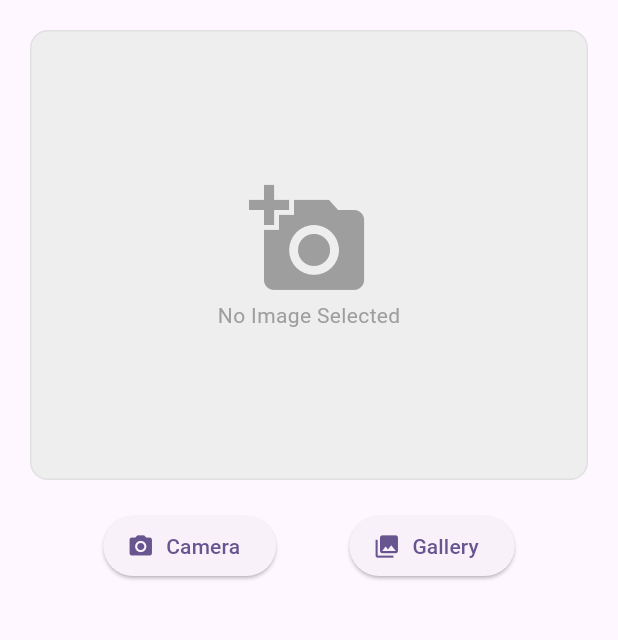
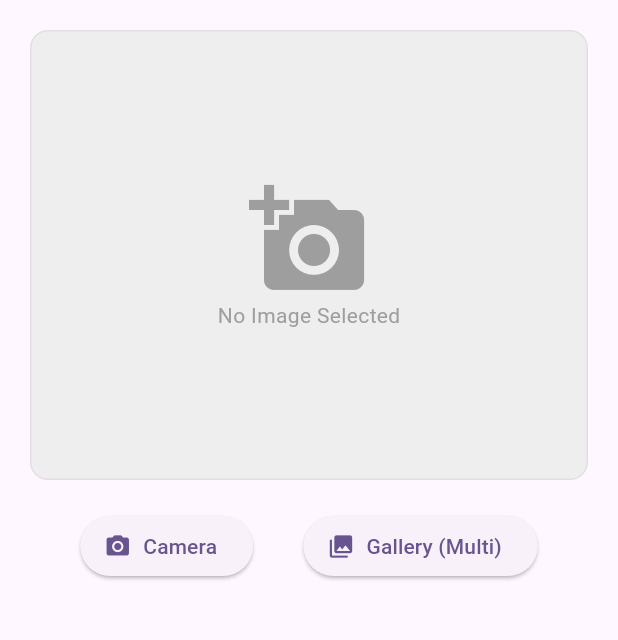
Before and after one commit to birolev/yoaron-inventory-manager, a Flutter app: the screen it shows once a user with an empty profile is signed in, on a phone screen of 412 x 824 dp, the part 84-724 px from its top. Run offline on Flutter 3.47's test engine with Material 3 defaults, Android fonts, the light colour scheme and no system bars; our stand-ins replace flutter_dotenv, image_picker, supabase_flutter; accounts and stored records are empty; network calls fail.

Commit message:
batch upload working

```diff
--- a/lib/app.dart
+++ b/lib/app.dart
@@ -9,7 +9,7 @@ class YoaronApp extends StatelessWidget {
 
   @override
   Widget build(BuildContext context) {
-    print("YOARON BUILD");
+    print("YOARON BUILD2");
     return MaterialApp(
       title: 'Inventory Manager',
       debugShowCheckedModeBanner: false,
--- a/lib/models/batch_image_queue.dart
+++ b/lib/models/batch_image_queue.dart
@@ -0,0 +1,39 @@
+import 'package:image_picker/image_picker.dart';
+
+
+class QueueItem{
+  final XFile image;
+  Map<String, dynamic>? aiResult;
+
+  bool isAnalyzing = false;
+  bool isReady = false;
+  QueueItem(this.image);
+}
+
+class BatchImageQueue {
+  final List<QueueItem> items;
+
+  int currentIndex = 0;
+
+  BatchImageQueue(this.items);
+
+  bool get hasNext =>
+      currentIndex < items.length;
+
+  QueueItem get current =>
+      items[currentIndex];
+
+  int get total =>
+      items.length;
+
+  int get currentNumber =>
+      currentIndex + 1;
+
+  void moveNext() {
+    currentIndex++;
+  }
+
+  void reset() {
+    currentIndex = 0;
+  }
+}
--- a/lib/screens/inventory_intake_screen.dart
+++ b/lib/screens/inventory_intake_screen.dart
@@ -7,8 +7,7 @@ import 'package:http/http.dart' as http;
 import 'package:image_picker/image_picker.dart';
 import 'package:supabase_flutter/supabase_flutter.dart';
 import 'package:yoaron_app/constants/categories.dart';
-
-
+import 'package:yoaron_app/models/batch_image_queue.dart';
 
 import 'inventory_list_screen.dart';
 import 'search_screen.dart';
@@ -21,11 +20,10 @@ class InventoryScreen extends StatefulWidget {
 }
 
 class _InventoryScreenState extends State<InventoryScreen> {
-  File? _selectedImage;
-
+  BatchImageQueue? _queue;
   final ImagePicker _picker = ImagePicker();
 
-  bool _isLoading = false;
+  bool _isUploading = false; // Used for final Supabase upload
   bool _isEditing = false;
 
   final TextEditingController _nameController = TextEditingController();
@@ -50,46 +48,76 @@ class _InventoryScreenState extends State<InventoryScreen> {
     super.dispose();
   }
 
-  Future<void> _pickImage(ImageSource source) async {
+  // --- Image Picking ---
+
+  Future<void> _pickSingleImageCamera() async {
     try {
       final XFile? pickedFile = await _picker.pickImage(
-        source: source,
+        source: ImageSource.camera,
         imageQuality: 70,
         maxWidth: 1000,
       );
 
       if (pickedFile != null) {
-        setState(() {
-          _selectedImage = File(pickedFile.path);
-          _isEditing = false;
-        });
+        _initializeQueue([pickedFile]);
       }
     } catch (e) {
-      _showSnackBar(
-        'Error picking image: $e',
-        isError: true,
-      );
+      _showSnackBar('Error picking image: $e', isError: true);
     }
   }
 
-  Future<void> _analyzeWithGemini() async {
-    if (_selectedImage == null) return;
+  Future<void> _pickGalleryImages() async {
+    try {
+      final List<XFile> pickedFiles = await _picker.pickMultiImage(
+        imageQuality: 70,
+        maxWidth: 1000,
+      );
 
-    setState(() => _isLoading = true);
+      if (pickedFiles.isNotEmpty) {
+        _initializeQueue(pickedFiles);
+      }
+    } catch (e) {
+      _showSnackBar('Error picking images: $e', isError: true);
+    }
+  }
+
+  void _initializeQueue(List<XFile> files) {
+    setState(() {
+      _queue = BatchImageQueue(files.map((f) => QueueItem(f)).toList());
+      _isEditing = false;
+    });
+    _startBackgroundAnalysis();
+  }
+
+  // --- AI Background Processing ---
+
+  Future<void> _startBackgroundAnalysis() async {
+    if (_queue == null) return;
+
+    // Process all items in the background
+    for (var item in _queue!.items) {
+      if (!item.isReady && !item.isAnalyzing) {
+        await _analyzeItem(item);
+      }
+    }
+  }
+
+  Future<void> _analyzeItem(QueueItem item) async {
+    item.isAnalyzing = true;
+    if (_queue?.current == item && mounted) {
+      setState(() {}); // Rebuild to show spinner if it's the current item
+    }
 
     try {
-      final imageBytes = await _selectedImage!.readAsBytes();
+      final imageBytes = await item.image.readAsBytes();
       final base64Image = base64Encode(imageBytes);
-
       final geminiKey = dotenv.env['GEMINI_API_KEY']!;
 
       final response = await http.post(
         Uri.parse(
           'https://generativelanguage.googleapis.com/v1beta/models/gemini-3.1-flash-lite-preview:generateContent?key=$geminiKey',
         ),
-        headers: {
-          'Content-Type': 'application/json',
-        },
+        headers: {'Content-Type': 'application/json'},
         body: jsonEncode({
           "contents": [
             {
@@ -118,10 +146,31 @@ class _InventoryScreenState extends State<InventoryScreen> {
       }
 
       final data = jsonDecode(response.body);
-
       final aiResult = jsonDecode(
         data['candidates'][0]['content']['parts'][0]['text'],
       );
+
+      item.aiResult = aiResult;
+    } catch (e) {
+      _showSnackBar('AI Error on an image: $e', isError: true);
+      // Even if it fails, mark as ready so user can manually fill it out
+      item.aiResult = {};
+    } finally {
+      item.isAnalyzing = false;
+      item.isReady = true;
+
+      // If the user is currently looking at this item, populate the form
+      if (mounted && _queue?.current == item) {
+        _populateControllers(item);
+      } else if (mounted) {
+        setState(() {}); // Silent rebuild to update background progress indicators if needed
+      }
+    }
+  }
+
+  void _populateControllers(QueueItem item) {
+    if (item.aiResult == null) return;
+    final aiResult = item.aiResult!;
 
     setState(() {
       _nameController.text = aiResult['name'] ?? "";
@@ -132,32 +181,28 @@ class _InventoryScreenState extends State<InventoryScreen> {
       _sizeController.text = aiResult['size'] ?? "";
       _conditionController.text = aiResult['condition'] ?? "";
 
-        _selectedCategory =
-            clothingCategories.contains(aiResult['category'])
+      _selectedCategory = clothingCategories.contains(aiResult['category'])
           ? aiResult['category']
           : clothingCategories.first;
 
       _isEditing = true;
-        _isLoading = false;
     });
-    } catch (e) {
-      setState(() => _isLoading = false);
+  }
 
-      _showSnackBar(
-        'AI Error: $e',
-        isError: true,
-      );
-    }
-  }
+  // --- Uploading and Queue Management ---
+
   Future<void> _finalUpload() async {
-    setState(() => _isLoading = true);
+    if (_queue == null) return;
+    setState(() => _isUploading = true);
 
     try {
+      final currentItem = _queue!.current;
       final fileName = '${DateTime.now().millisecondsSinceEpoch}.jpg';
+      final file = File(currentItem.image.path);
 
       await Supabase.instance.client.storage
           .from('clothes-images')
-          .upload(fileName, _selectedImage!);
+          .upload(fileName, file);
 
       final imageUrl = Supabase.instance.client.storage
           .from('clothes-images')
@@ -177,77 +222,91 @@ class _InventoryScreenState extends State<InventoryScreen> {
       });
 
       _showSnackBar('Item successfully saved to inventory!');
+      _moveToNextItemInQueue();
+    } catch (e) {
+      setState(() => _isUploading = false);
+      _showSnackBar('Save Error: $e', isError: true);
+    }
+  }
+
+  void _moveToNextItemInQueue() {
+    _nameController.clear();
+    _brandController.clear();
+    _priceController.clear();
+    _colorController.clear();
+    _patternController.clear();
+    _sizeController.clear();
+    _conditionController.clear();
+    _selectedCategory = null;
+    _isEditing = false;
+    _isUploading = false;
 
     setState(() {
+      _queue!.moveNext();
+      if (!_queue!.hasNext) {
+        _queue = null; // Finished batch
+      } else {
+        // If the next item has already finished processing in the background, load it instantly!
+        if (_queue!.current.isReady) {
+          _populateControllers(_queue!.current);
+        }
+      }
+    });
+  }
+
+  void _discardCurrentItem() {
+    _moveToNextItemInQueue();
+  }
+
+  void _cancelEntireBatch() {
+    setState(() {
+      _queue = null;
       _isEditing = false;
-        _selectedImage = null;
-        _isLoading = false;
-
+      _isUploading = false;
       _nameController.clear();
       _brandController.clear();
       _priceController.clear();
     });
-    } catch (e) {
-      setState(() => _isLoading = false);
-
-      _showSnackBar(
-        'Save Error: $e',
-        isError: true,
-      );
-    }
   }
 
-  void _showSnackBar(
-    String message, {
-    bool isError = false,
-  }) {
+  void _showSnackBar(String message, {bool isError = false}) {
     if (!mounted) return;
-
     ScaffoldMessenger.of(context).showSnackBar(
       SnackBar(
         content: Text(message),
-        backgroundColor:
-            isError ? Colors.red : Colors.green,
+        backgroundColor: isError ? Colors.red : Colors.green,
       ),
     );
   }
 
+  // --- UI ---
+
   @override
   Widget build(BuildContext context) {
+    final bool hasQueue = _queue != null && _queue!.hasNext;
+    final QueueItem? currentItem = hasQueue ? _queue!.current : null;
+
     return Scaffold(
       appBar: AppBar(
         title: const Text('Inventory Manager'),
-        backgroundColor:
-            Theme.of(context).colorScheme.inversePrimary,
+        backgroundColor: Theme.of(context).colorScheme.inversePrimary,
         actions: [
           IconButton(
-            icon: const Icon(
-              Icons.image_search,
-              size: 30,
-            ),
+            icon: const Icon(Icons.image_search, size: 30),
             tooltip: 'Keresés (Search)',
             onPressed: () {
               Navigator.push(
                 context,
-                MaterialPageRoute(
-                  builder: (context) =>
-                     SearchScreen(),
-                ),
+                MaterialPageRoute(builder: (context) => const SearchScreen()),
               );
             },
           ),
           IconButton(
-            icon: const Icon(
-              Icons.list,
-              size: 30,
-            ),
+            icon: const Icon(Icons.list, size: 30),
             onPressed: () {
               Navigator.push(
                 context,
-                MaterialPageRoute(
-                  builder: (context) =>
-                      InventoryListScreen(),
-                ),
+                MaterialPageRoute(builder: (context) => const InventoryListScreen()),
               );
             },
           ),
@@ -257,40 +316,49 @@ class _InventoryScreenState extends State<InventoryScreen> {
         padding: const EdgeInsets.all(20),
         child: Column(
           children: [
+            // Batch Progress Indicator
+            if (hasQueue) ...[
+              Row(
+                mainAxisAlignment: MainAxisAlignment.spaceBetween,
+                children: [
+                  Text(
+                    'Item ${_queue!.currentNumber} of ${_queue!.total}',
+                    style: const TextStyle(fontSize: 16, fontWeight: FontWeight.bold),
+                  ),
+                  TextButton.icon(
+                    onPressed: _cancelEntireBatch,
+                    icon: const Icon(Icons.cancel, color: Colors.red, size: 18),
+                    label: const Text('Cancel Batch', style: TextStyle(color: Colors.red)),
+                  ),
+                ],
+              ),
+              const SizedBox(height: 10),
+            ],
+
+            // Image Preview Container
             Container(
               height: 300,
               width: double.infinity,
               decoration: BoxDecoration(
                 color: Colors.grey[200],
-                borderRadius:
-                    BorderRadius.circular(12),
-                border: Border.all(
-                  color: Colors.grey[300]!,
+                borderRadius: BorderRadius.circular(12),
+                border: Border.all(color: Colors.grey[300]!),
               ),
-              ),
-              child: _selectedImage != null
+              child: currentItem != null
                   ? ClipRRect(
-                      borderRadius:
-                          BorderRadius.circular(12),
+                      borderRadius: BorderRadius.circular(12),
                       child: Image.file(
-                        _selectedImage!,
+                        File(currentItem.image.path),
                         fit: BoxFit.cover,
                       ),
                     )
                   : const Column(
-                      mainAxisAlignment:
-                          MainAxisAlignment.center,
+                      mainAxisAlignment: MainAxisAlignment.center,
                       children: [
-                        Icon(
-                          Icons.add_a_photo,
-                          size: 80,
-                          color: Colors.grey,
-                        ),
+                        Icon(Icons.add_a_photo, size: 80, color: Colors.grey),
                         Text(
                           'No Image Selected',
-                          style: TextStyle(
-                            color: Colors.grey,
-                          ),
+                          style: TextStyle(color: Colors.grey),
                         ),
                       ],
                     ),
@@ -298,66 +366,41 @@ class _InventoryScreenState extends State<InventoryScreen> {
 
             const SizedBox(height: 20),
 
-            if (!_isEditing && !_isLoading)
+            // Selection Buttons (Only visible if no queue is active)
+            if (!hasQueue && !_isUploading)
               Row(
-                mainAxisAlignment:
-                    MainAxisAlignment.spaceEvenly,
+                mainAxisAlignment: MainAxisAlignment.spaceEvenly,
                 children: [
                   ElevatedButton.icon(
-                    onPressed: () =>
-                        _pickImage(ImageSource.camera),
-                    icon:
-                        const Icon(Icons.camera_alt),
+                    onPressed: _pickSingleImageCamera,
+                    icon: const Icon(Icons.camera_alt),
                     label: const Text('Camera'),
                   ),
                   ElevatedButton.icon(
-                    onPressed: () =>
-                        _pickImage(ImageSource.gallery),
-                    icon: const Icon(
-                        Icons.photo_library),
-                    label: const Text('Gallery'),
+                    onPressed: _pickGalleryImages,
+                    icon: const Icon(Icons.photo_library),
+                    label: const Text('Gallery (Multi)'),
                   ),
                 ],
               ),
 
-            const SizedBox(height: 20),
-
-            if (_isLoading)
-              const Column(
+            // Background Processing / Uploading Indicators
+            if (_isUploading || (currentItem != null && currentItem.isAnalyzing))
+              Column(
                 children: [
-                  CircularProgressIndicator(),
-                  SizedBox(height: 10),
-                  Text("Processing..."),
+                  const CircularProgressIndicator(),
+                  const SizedBox(height: 10),
+                  Text(_isUploading ? "Uploading to inventory..." : "AI is analyzing this item..."),
                 ],
               ),
 
-            if (_selectedImage != null &&
-                !_isEditing &&
-                !_isLoading)
-              SizedBox(
-                width: double.infinity,
-                child: FilledButton.icon(
-                  onPressed: _analyzeWithGemini,
-                  icon:
-                      const Icon(Icons.auto_awesome),
-                  label:
-                      const Text('Analyze with AI'),
-                  style: FilledButton.styleFrom(
-                    padding:
-                        const EdgeInsets.all(15),
-                  ),
-                ),
-              ),
-
-            if (_isEditing && !_isLoading) ...[
+            // Edit Form (Appears when item is ready)
+            if (hasQueue && _isEditing && !_isUploading) ...[
               const Divider(height: 40),
 
               const Text(
                 'Verify Details',
-                style: TextStyle(
-                  fontWeight: FontWeight.bold,
-                  fontSize: 18,
-                ),
+                style: TextStyle(fontWeight: FontWeight.bold, fontSize: 18),
               ),
 
               const SizedBox(height: 15),
@@ -440,15 +483,12 @@ class _InventoryScreenState extends State<InventoryScreen> {
                   prefixIcon: Icon(Icons.category),
                 ),
                 items: clothingCategories
-                    .map(
-                      (category) => DropdownMenuItem(
+                    .map((category) => DropdownMenuItem(
                           value: category,
                           child: Text(category),
-                      ),
-                    )
+                        ))
                     .toList(),
-                onChanged: (val) =>
-                    setState(() => _selectedCategory = val),
+                onChanged: (val) => setState(() => _selectedCategory = val),
               ),
 
               const SizedBox(height: 25),
@@ -458,9 +498,7 @@ class _InventoryScreenState extends State<InventoryScreen> {
                 child: FilledButton.icon(
                   onPressed: _finalUpload,
                   icon: const Icon(Icons.cloud_upload),
-                  label: const Text(
-                    'Confirm & Save to Inventory',
-                  ),
+                  label: const Text('Confirm & Save to Inventory'),
                   style: FilledButton.styleFrom(
                     padding: const EdgeInsets.all(16),
                     backgroundColor: Colors.green[700],
@@ -469,12 +507,9 @@ class _InventoryScreenState extends State<InventoryScreen> {
               ),
 
               TextButton(
-                onPressed: () => setState(() {
-                  _isEditing = false;
-                  _selectedImage = null;
-                }),
+                onPressed: _discardCurrentItem,
                 child: const Text(
-                  'Discard and Start Over',
+                  'Discard This Item',
                   style: TextStyle(color: Colors.red),
                 ),
               ),
```
Lines whose indentation alone changed are shown as unchanged.
